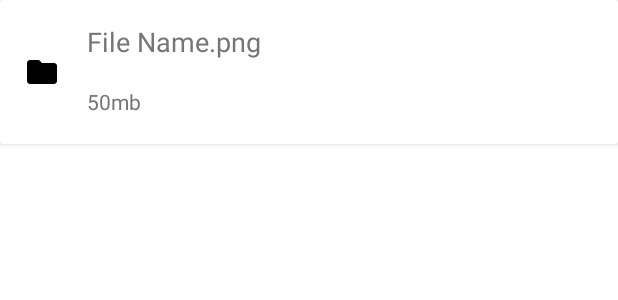
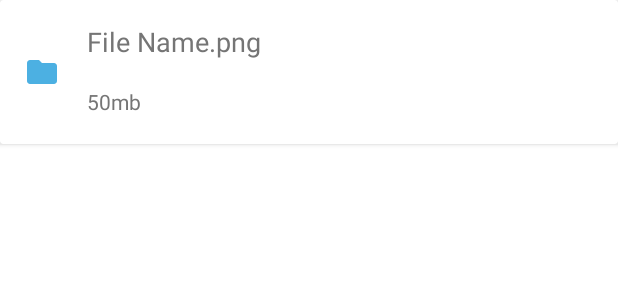
Before and after one commit to analuciacanto/FileManager, an Android app: the layout file_container.xml on its own in the app's theme, with its tools: preview values and no code run, on a phone screen of 412 x 824 dp. Shown: the top 300 px of the screen. Run offline under Robolectric (Android 15) with nearby library versions, the phone set to English and light mode, and no system bars.

Commit message:
Changing icon colors

```diff
--- a/FileManager/app/build.gradle
+++ b/FileManager/app/build.gradle
@@ -35,4 +35,5 @@ dependencies {
     testImplementation 'junit:junit:4.13.2'
     androidTestImplementation 'androidx.test.ext:junit:1.1.3'
     androidTestImplementation 'androidx.test.espresso:espresso-core:3.4.0'
+    implementation 'com.karumi:dexter:6.2.3'
 }
--- a/FileManager/app/src/main/java/com/urmobo/filemanager/FileAdapter.java
+++ b/FileManager/app/src/main/java/com/urmobo/filemanager/FileAdapter.java
@@ -43,7 +43,7 @@ public class FileAdapter extends RecyclerView.Adapter<FileViewHolder> {
         }
         else {
             holder.tvSize.setText(Formatter.formatShortFileSize(context, file.get(position).length()));
-        }
+
             if (file.get(position).getName().toLowerCase().endsWith(".jpeg") || file.get(position).getName().toLowerCase().endsWith(".jpg") || file.get(position).getName().toLowerCase().endsWith(".png") ){
                 holder.imgFile.setImageResource(R.drawable.ic_image);
             }
@@ -61,6 +61,8 @@ public class FileAdapter extends RecyclerView.Adapter<FileViewHolder> {
             }
         }
 
+    }
+
     @Override
     public int getItemCount() {
         return file.size();
--- a/FileManager/app/src/main/res/layout/file_container.xml
+++ b/FileManager/app/src/main/res/layout/file_container.xml
@@ -1,57 +1,57 @@
 <?xml version="1.0" encoding="utf-8"?>
 <androidx.cardview.widget.CardView xmlns:android="http://schemas.android.com/apk/res/android"
-    android:layout_width="match_parent"
-    android:layout_height="wrap_content"
     xmlns:app="http://schemas.android.com/apk/res-auto"
     android:id="@+id/container"
-
-    >
+    android:layout_width="match_parent"
+    android:layout_height="wrap_content"    >
 
     <LinearLayout
         android:layout_width="match_parent"
         android:layout_height="80dp"
+        android:layout_margin="8dp"
+        android:gravity="center_vertical"
         android:orientation="horizontal"
-        android:layout_margin="8dp"
-        android:gravity="center_vertical">
+        >
 
         <ImageView
+            android:id="@+id/img_fileType"
             android:layout_width="40dp"
             android:layout_height="40dp"
-            android:id="@+id/img_fileType"
             android:padding="8dp"
-            android:src="@drawable/ic_folder" />
+            android:src="@drawable/ic_folder"
+            app:tint="@color/blueColor" />
+
         <LinearLayout
             android:layout_width="match_parent"
             android:layout_height="match_parent"
-            android:orientation="vertical"
-            android:gravity="center_vertical">
-
+            android:gravity="center_vertical"
+            android:orientation="vertical">
 
 
             <TextView
                 android:id="@+id/tv_filename"
-                android:textColor="@color/darkGrayColor"
-                android:text="File Name.png"
-                android:textSize="18sp"
+                android:layout_width="match_parent"
+                android:layout_height="40dp"
                 android:layout_marginLeft="10dp"
                 android:ellipsize="marquee"
-                android:singleLine="true"
+                android:gravity="center_vertical"
                 android:marqueeRepeatLimit="marquee_forever"
                 android:scrollHorizontally="true"
+                android:singleLine="true"
+                android:text="File Name.png"
                 android:textAlignment="gravity"
-                android:gravity="center_vertical"
+                android:textColor="@color/darkGrayColor"
+                android:textSize="18sp" />
+
+            <TextView
+                android:id="@+id/tvFileSize"
                 android:layout_width="match_parent"
-                android:layout_height="40dp"/>
-        <TextView
-            android:layout_width="match_parent"
-            android:layout_height="match_parent"
-            android:id="@+id/tvFileSize"
-            android:text="50mb"
-            android:layout_margin="10dp"
-            android:textColor="@color/darkGrayColor"/>
+                android:layout_height="match_parent"
+                android:layout_margin="10dp"
+                android:text="50mb"
+                android:textColor="@color/darkGrayColor" />
         </LinearLayout>
     </LinearLayout>
 
 
-
 </androidx.cardview.widget.CardView>
```
Also changed, not shown: FileManager/app/src/main/java/com/urmobo/filemanager/fragments/InternalStorageFragment.java (+3 -14 lines), FileManager/app/src/main/res/layout/fragment_internal_storage.xml (+11 -9 lines). Lines whose indentation alone changed are shown as unchanged.
